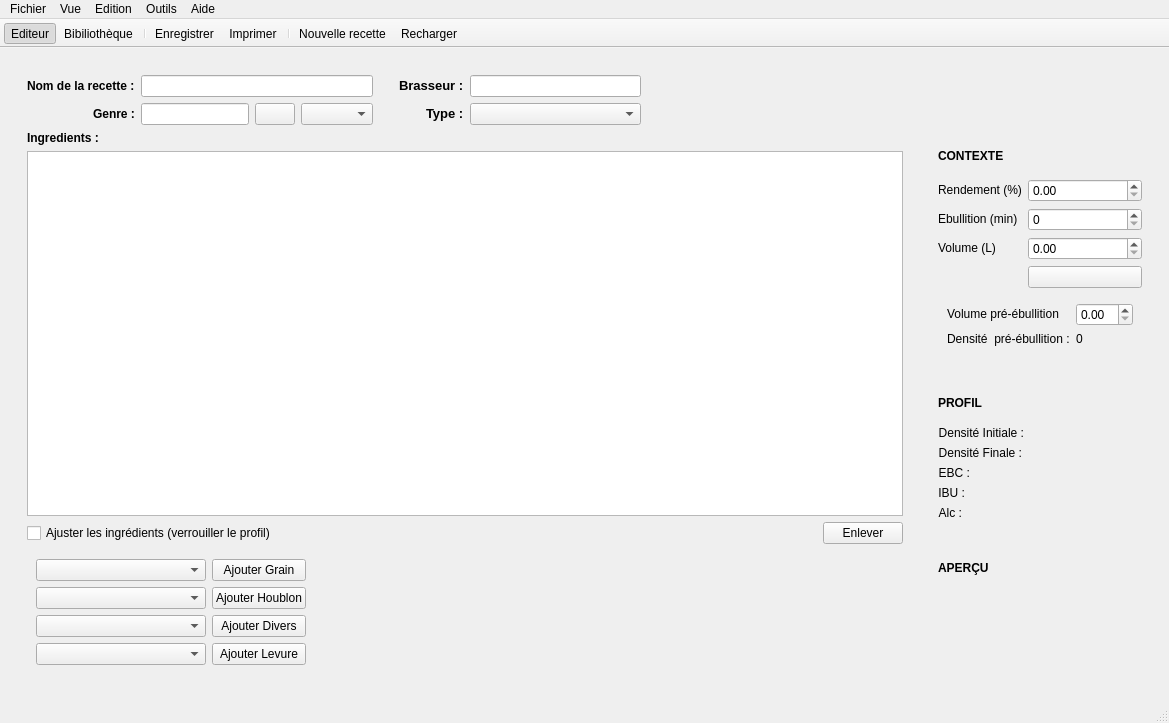
Old version of the form reader.ui in the repository 314r/joliebulle.
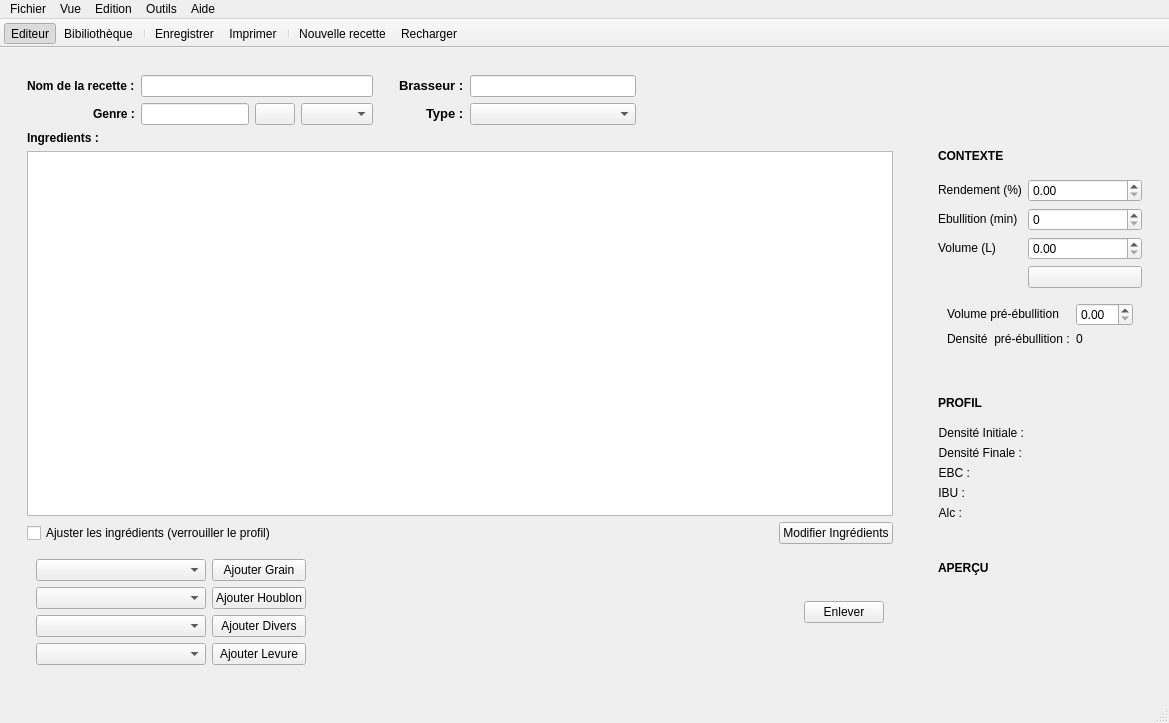
New version of the form. Icons and pictures are not drawn.

Commit message: widget modification ingrédients escamotable

Patch:
```diff
--- a/reader.ui
+++ b/reader.ui
@@ -239,9 +239,12 @@
               </spacer>
              </item>
              <item>
-              <widget class="QPushButton" name="pushButtonEnlever">
+              <widget class="QPushButton" name="pushButtonChangeIngredients">
                <property name="text">
-                <string>Enlever</string>
+                <string>Modifier Ingrédients</string>
+               </property>
+               <property name="checkable">
+                <bool>true</bool>
                </property>
               </widget>
              </item>
@@ -379,17 +382,11 @@
                </spacer>
               </item>
               <item>
-               <spacer name="horizontalSpacer_9">
-                <property name="orientation">
-                 <enum>Qt::Horizontal</enum>
+               <widget class="QPushButton" name="pushButtonEnlever">
+                <property name="text">
+                 <string>Enlever</string>
                 </property>
-                <property name="sizeHint" stdset="0">
-                 <size>
-                  <width>40</width>
-                  <height>20</height>
-                 </size>
-                </property>
-               </spacer>
+               </widget>
               </item>
              </layout>
             </widget>
@@ -403,9 +400,12 @@
         </item>
         <item row="1" column="1">
          <widget class="QWidget" name="widgetProfile" native="true">
+          <property name="styleSheet">
+           <string notr="true"/>
+          </property>
           <layout class="QVBoxLayout" name="verticalLayout_6">
            <property name="leftMargin">
-            <number>20</number>
+            <number>30</number>
            </property>
            <item>
             <spacer name="verticalSpacer">
```
Left out of the diff: 1 changed line with no effect on the pictures. The commit also changes 2 other files.
